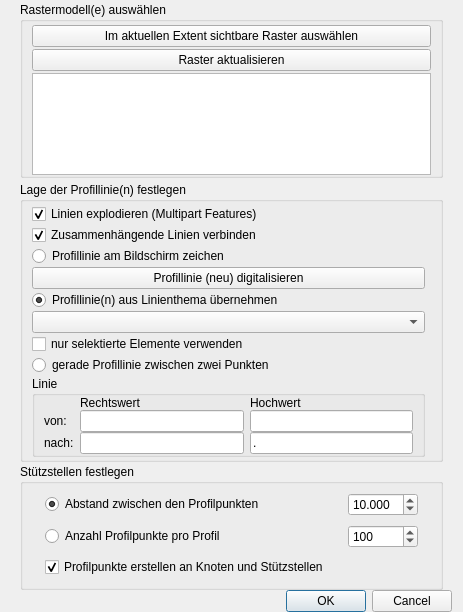
Above: VoGisProfilTool/ui/ui_vogisprofiltoolmain.ui from BergWerkGIS/VoGIS-Profil-Tool before the change. Below: the same form after it.
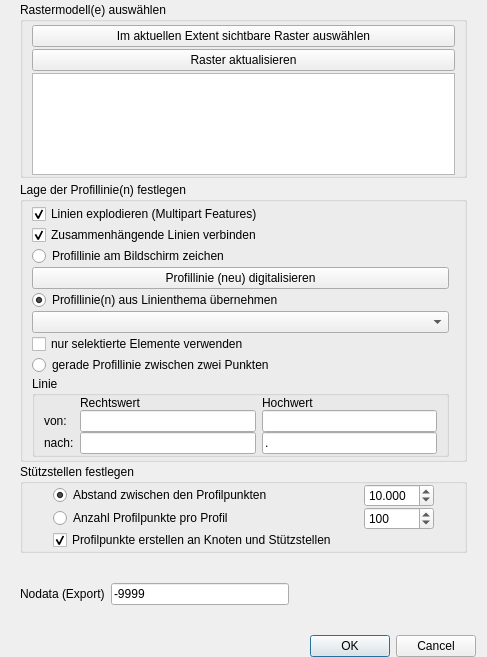
That is the form after the change.

Commit message: nodata value for export not fixed to -9999. can be anything between -9999 and 9999

Diff of the .ui file:
```diff
--- a/VoGisProfilTool/ui/ui_vogisprofiltoolmain.ui
+++ b/VoGisProfilTool/ui/ui_vogisprofiltoolmain.ui
@@ -6,8 +6,8 @@
    <rect>
     <x>0</x>
     <y>0</y>
-    <width>463</width>
-    <height>612</height>
+    <width>487</width>
+    <height>657</height>
    </rect>
   </property>
   <property name="sizePolicy">
@@ -433,6 +433,48 @@
        </layout>
       </widget>
      </item>
+     <item>
+      <widget class="QWidget" name="widget" native="true">
+       <property name="minimumSize">
+        <size>
+         <width>0</width>
+         <height>10</height>
+        </size>
+       </property>
+       <layout class="QGridLayout" name="gridLayout_9">
+        <item row="0" column="1">
+         <widget class="QLineEdit" name="IDC_tbNoDataExport">
+          <property name="inputMask">
+           <string/>
+          </property>
+          <property name="text">
+           <string>-9999</string>
+          </property>
+         </widget>
+        </item>
+        <item row="0" column="0">
+         <widget class="QLabel" name="label_5">
+          <property name="text">
+           <string>Nodata (Export)</string>
+          </property>
+         </widget>
+        </item>
+        <item row="0" column="2">
+         <spacer name="horizontalSpacer">
+          <property name="orientation">
+           <enum>Qt::Horizontal</enum>
+          </property>
+          <property name="sizeHint" stdset="0">
+           <size>
+            <width>40</width>
+            <height>20</height>
+           </size>
+          </property>
+         </spacer>
+        </item>
+       </layout>
+      </widget>
+     </item>
      <item>
       <widget class="QDialogButtonBox" name="buttonBox">
        <property name="enabled">
```
The commit also changes 6 other files.
